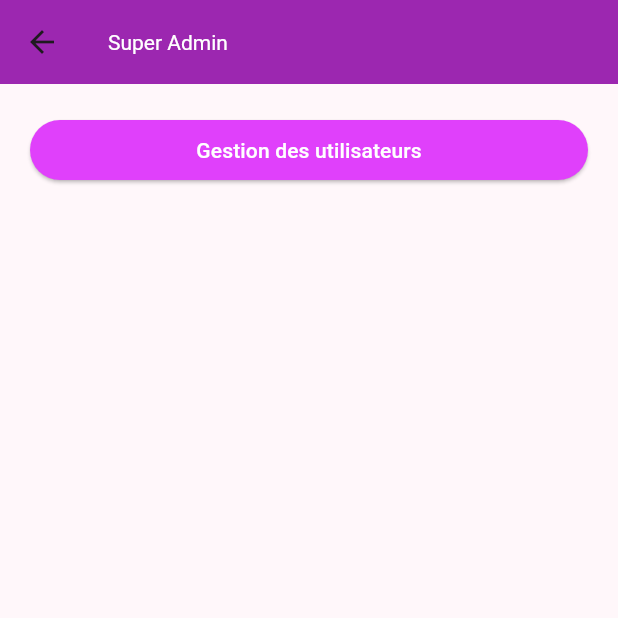
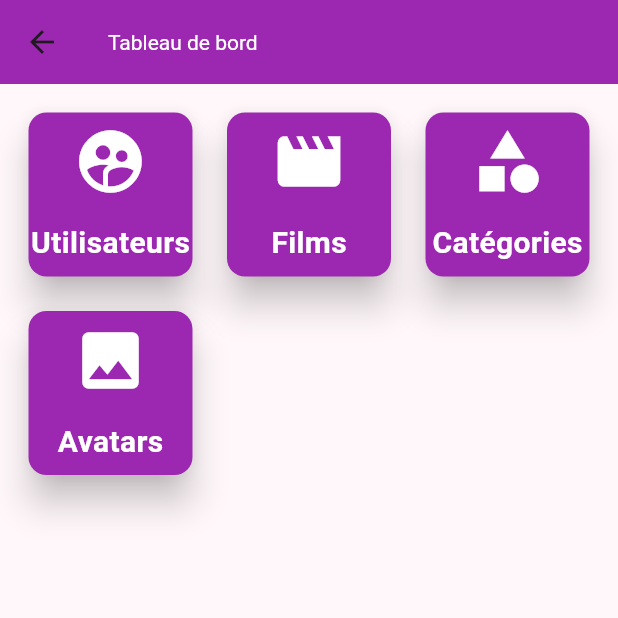
Before and after one commit to Brice-Romaric/Stream_it, a Flutter app: the SuperAdminPageHome screen opened directly, on a phone screen of 412 x 824 dp, the top half of it. Run offline on Flutter 3.47's test engine with Material 3 defaults, Android fonts, the phone set to English and light mode, and no system bars; our stand-ins replace cloud_firestore, firebase_auth, firebase_core, validators; accounts and stored records are empty.

Commit message:
Fourth commit
Signed-off-by: MarcelCoder2002 <marcelrg.cloud@gmail.com>

```diff
--- a/lib/screens/super_admin/home.dart
+++ b/lib/screens/super_admin/home.dart
@@ -1,59 +1,101 @@
 import 'package:flutter/material.dart';
+import 'package:stream_it/screens/super_admin/managements/category.dart';
+import 'package:stream_it/screens/super_admin/managements/movie.dart';
 
-class SuperAdminPageHome extends StatefulWidget {
+import 'managements/avatar.dart';
+import 'managements/user.dart';
+
+class ManagementItem extends StatelessWidget {
+  final String title;
+  final IconData icon;
+  final Widget Function() screen;
+
+  const ManagementItem(
+      {super.key,
+      required this.title,
+      required this.icon,
+      required this.screen});
+
+  @override
+  Widget build(BuildContext context) {
+    return GestureDetector(
+      child: Card(
+        color: Colors.purple,
+        elevation: 10,
+        child: Column(
+          crossAxisAlignment: CrossAxisAlignment.center,
+          mainAxisAlignment: MainAxisAlignment.center,
+          children: [
+            Icon(
+              icon,
+              size: 50,
+              color: Colors.white,
+            ),
+            SizedBox(
+              height: 15,
+            ),
+            Text(
+              title,
+              style: TextStyle(
+                  color: Colors.white,
+                  fontSize: 20,
+                  fontWeight: FontWeight.bold),
+            )
+          ],
+        ),
+      ),
+      onTap: () {
+        Navigator.push(context, MaterialPageRoute(builder: (context) {
+          return screen();
+        }));
+      },
+    );
+  }
+}
+
+class SuperAdminPageHome extends StatelessWidget {
+  static final List<ManagementItem> managementItems = [
+    ManagementItem(
+      title: "Utilisateurs",
+      icon: Icons.supervised_user_circle,
+      screen: () => UserManagementHome(),
+    ),
+    ManagementItem(
+      title: "Films",
+      icon: Icons.movie,
+      screen: () => MovieManagementHome(),
+    ),
+    ManagementItem(
+      title: "Catégories",
+      icon: Icons.category,
+      screen: () => CategoryManagementHome(),
+    ),
+    ManagementItem(
+      title: "Avatars",
+      icon: Icons.image,
+      screen: () => AvatarManagementHome(),
+    ),
+  ];
+
   const SuperAdminPageHome({super.key});
 
   @override
-  State<SuperAdminPageHome> createState() => _SuperAdminPageHomeState();
-}
-
-class Wid extends StatefulWidget {
-  const Wid({super.key});
-
-  @override
-  State<Wid> createState() => _WidState();
-}
-
-class _WidState extends State<Wid> {
-  @override
   Widget build(BuildContext context) {
-    return const Scaffold();
-  }
-}
-
-class _SuperAdminPageHomeState extends State<SuperAdminPageHome> {
-  static Map<String, void Function(BuildContext)> managers = {
-    "Gestion des utilisateurs": (context) {
-      Navigator.push(context, MaterialPageRoute(builder: (context) {
-        return Wid();
-      }));
-    }
-  };
-
-  @override
-  Widget build(BuildContext context) {
-    var keys = managers.keys.toList();
-
     return Scaffold(
       appBar: AppBar(
-        title: Text("Super Admin"),
+        title: Text("Tableau de bord"),
         backgroundColor: Colors.purple,
       ),
-      body: Container(
-          padding: EdgeInsets.all(20),
-          child: ListView.builder(
-              itemCount: managers.length,
-              itemBuilder: (context, index) {
-                var key = keys[index];
-                return ElevatedButton(
-                    onPressed: () {
-                      managers[key]!(context);
-                    },
-                    style: ElevatedButton.styleFrom(
-                        backgroundColor: Colors.purpleAccent,
-                        foregroundColor: Colors.white),
-                    child: Text(key));
-              })),
+      body: GridView.builder(
+          padding: EdgeInsets.all(15),
+          gridDelegate: SliverGridDelegateWithMaxCrossAxisExtent(
+              maxCrossAxisExtent: 150,
+              mainAxisSpacing: 15,
+              crossAxisSpacing: 15),
+          itemCount: managementItems.length,
+          itemBuilder: (context, index) {
+            return managementItems[index];
+          }),
     );
   }
 }
```
Also changed, not shown: lib/screens/account/login.dart (+58 -71 lines), lib/screens/super_admin/managements/avatar.dart (added, +10 -0 lines), lib/screens/super_admin/managements/category.dart (added, +10 -0 lines), lib/screens/super_admin/managements/management.dart (added, +167 -0 lines), lib/screens/super_admin/managements/movie.dart (added, +10 -0 lines), lib/screens/super_admin/managements/user.dart (added, +115 -0 lines).
